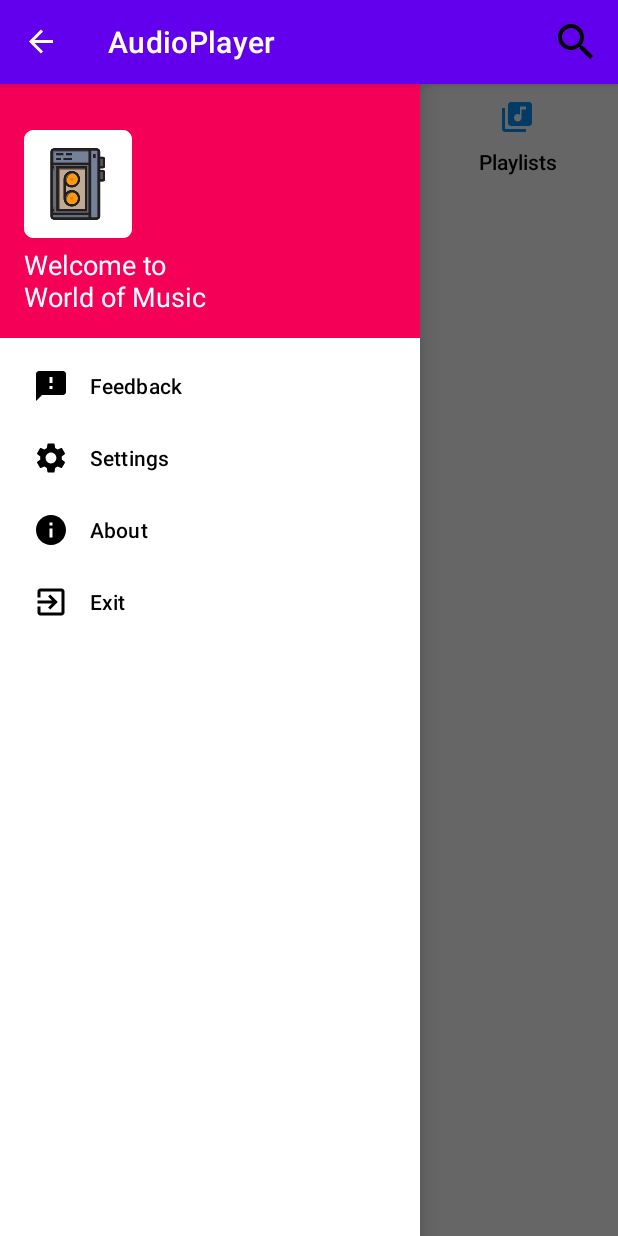
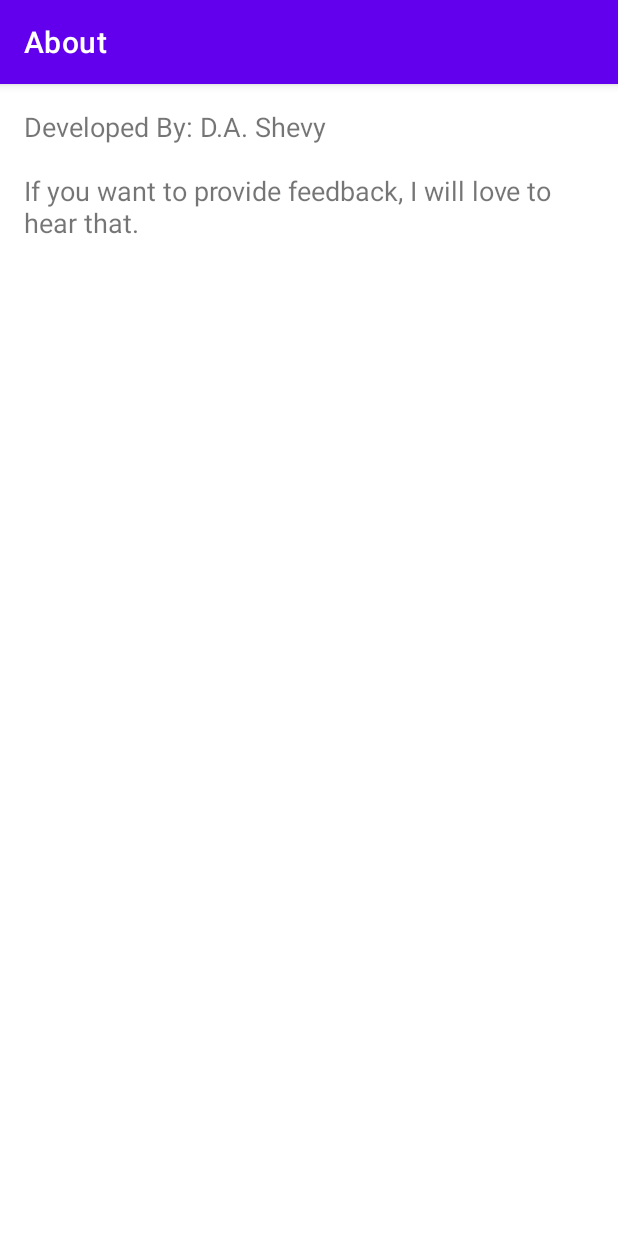
Before and after one commit to Shevy-D/AudioPlayer, an Android app: the screen it shows after launch (MainActivity before the commit, AboutActivity after it), in the side drawer, after a tap on "About", on a phone screen of 412 x 824 dp. Run offline under Robolectric (Android 15) with nearby library versions, the phone set to English and light mode, and no system bars.

Commit message:
Created Setting, About & Feedback activities

```diff
--- /dev/null
+++ b/app/src/main/java/com/shevy/audioplayer/presentation/AboutActivity.kt
@@ -0,0 +1,23 @@
+package com.shevy.audioplayer.presentation
+
+import android.os.Bundle
+import androidx.appcompat.app.AppCompatActivity
+import com.shevy.audioplayer.databinding.ActivityAboutBinding
+
+class AboutActivity : AppCompatActivity() {
+
+    lateinit var binding: ActivityAboutBinding
+
+    override fun onCreate(savedInstanceState: Bundle?) {
+        super.onCreate(savedInstanceState)
+        binding = ActivityAboutBinding.inflate(layoutInflater)
+        setContentView(binding.root)
+        supportActionBar?.title = "About"
+        binding.aboutText.text = aboutText()
+    }
+
+    private fun aboutText(): String{
+        return "Developed By: D.A. Shevy" +
+                "\n\nIf you want to provide feedback, I will love to hear that."
+    }
+}
--- a/app/src/main/java/com/shevy/audioplayer/presentation/MainActivity.kt
+++ b/app/src/main/java/com/shevy/audioplayer/presentation/MainActivity.kt
@@ -91,11 +91,9 @@ class MainActivity : AppCompatActivity() {
 
         binding.navView.setNavigationItemSelectedListener {
             when (it.itemId) {
-                R.id.navFeedback -> Toast.makeText(baseContext, "Feedback", Toast.LENGTH_SHORT)
-                    .show()
-                R.id.navSettings -> Toast.makeText(baseContext, "Setting", Toast.LENGTH_SHORT)
-                    .show()
-                R.id.navAbout -> Toast.makeText(baseContext, "About", Toast.LENGTH_SHORT).show()
+                R.id.navFeedback -> startActivity(Intent(this@MainActivity, FeedbackActivity::class.java))
+                R.id.navSettings -> startActivity(Intent(this@MainActivity, SettingsActivity::class.java))
+                R.id.navAbout -> startActivity(Intent(this@MainActivity, AboutActivity::class.java))
                 R.id.navExit -> {
                     val builder = MaterialAlertDialogBuilder(this)
                     builder.setTitle("Exit")
--- /dev/null
+++ b/app/src/main/res/layout/activity_about.xml
@@ -0,0 +1,17 @@
+<?xml version="1.0" encoding="utf-8"?>
+<androidx.constraintlayout.widget.ConstraintLayout xmlns:android="http://schemas.android.com/apk/res/android"
+    xmlns:app="http://schemas.android.com/apk/res-auto"
+    xmlns:tools="http://schemas.android.com/tools"
+    android:layout_width="match_parent"
+    android:layout_height="match_parent"
+    tools:context=".presentation.AboutActivity">
+
+    <TextView
+        android:id="@+id/aboutText"
+        android:layout_width="match_parent"
+        android:layout_height="match_parent"
+        android:text="@string/about"
+        android:textSize="18sp"
+        android:layout_margin="16dp"/>
+
+</androidx.constraintlayout.widget.ConstraintLayout>
```
Also changed, not shown: app/src/main/AndroidManifest.xml (+9 -0 lines), app/src/main/java/com/shevy/audioplayer/presentation/FeedbackActivity.kt (added, +17 -0 lines), app/src/main/java/com/shevy/audioplayer/presentation/SettingsActivity.kt (added, +17 -0 lines), app/src/main/res/layout/activity_feedback.xml (added, +9 -0 lines), app/src/main/res/layout/activity_settings.xml (added, +9 -0 lines).
